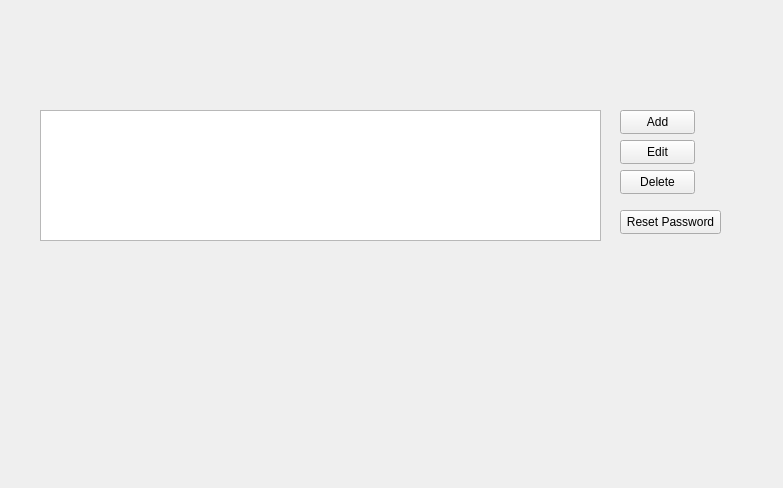
The window that usermanagerform.ui (thenewcoder/school-administration-system) describes before a commit, drawn with Qt 5.
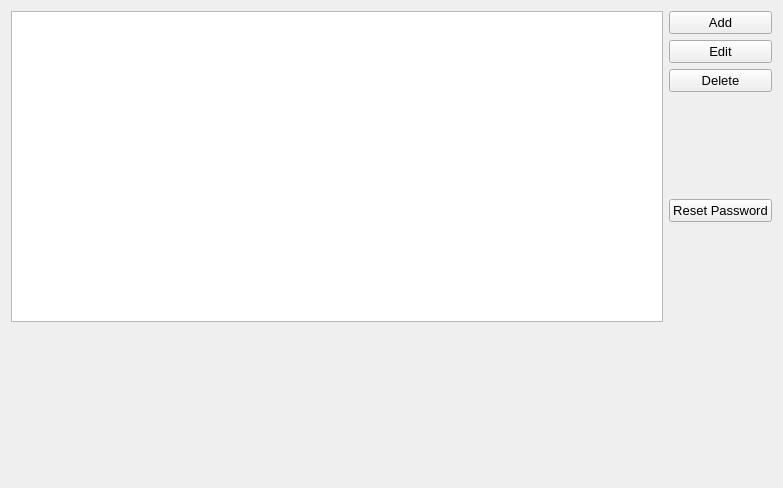
The same window after the commit.

Commit message: Added layout constraints

The edit to the form file:
```diff
--- a/usermanagerform.ui
+++ b/usermanagerform.ui
@@ -10,71 +10,100 @@
     <height>488</height>
    </rect>
   </property>
+  <property name="font">
+   <font>
+    <pointsize>10</pointsize>
+   </font>
+  </property>
   <property name="windowTitle">
    <string>Form</string>
   </property>
+  <layout class="QGridLayout" name="gridLayout" rowstretch="2,1" columnstretch="0">
+   <item row="0" column="0">
+    <layout class="QHBoxLayout" name="horizontalLayout">
+     <item>
   <widget class="QTableView" name="tvUsers">
-   <property name="geometry">
-    <rect>
-     <x>40</x>
-     <y>110</y>
-     <width>561</width>
-     <height>131</height>
-    </rect>
-   </property>
-  </widget>
-  <widget class="QPushButton" name="btnEdit">
-   <property name="geometry">
-    <rect>
-     <x>620</x>
-     <y>140</y>
-     <width>75</width>
-     <height>24</height>
-    </rect>
-   </property>
-   <property name="text">
-    <string>Edit</string>
-   </property>
-  </widget>
+       <property name="font">
+        <font>
+         <pointsize>11</pointsize>
+        </font>
+       </property>
+      </widget>
+     </item>
+     <item>
+      <layout class="QVBoxLayout" name="verticalLayout">
+       <item>
   <widget class="QPushButton" name="btnAdd">
-   <property name="geometry">
-    <rect>
-     <x>620</x>
-     <y>110</y>
-     <width>75</width>
-     <height>24</height>
-    </rect>
-   </property>
    <property name="text">
     <string>Add</string>
    </property>
   </widget>
+       </item>
+       <item>
+        <widget class="QPushButton" name="btnEdit">
+         <property name="text">
+          <string>Edit</string>
+         </property>
+        </widget>
+       </item>
+       <item>
   <widget class="QPushButton" name="btnDelete">
-   <property name="geometry">
-    <rect>
-     <x>620</x>
-     <y>170</y>
-     <width>75</width>
-     <height>24</height>
-    </rect>
-   </property>
    <property name="text">
     <string>Delete</string>
    </property>
   </widget>
+       </item>
+       <item>
+        <spacer name="verticalSpacer">
+         <property name="orientation">
+          <enum>Qt::Vertical</enum>
+         </property>
+         <property name="sizeHint" stdset="0">
+          <size>
+           <width>20</width>
+           <height>40</height>
+          </size>
+         </property>
+        </spacer>
+       </item>
+       <item>
   <widget class="QPushButton" name="btnResetPassword">
-   <property name="geometry">
-    <rect>
-     <x>620</x>
-     <y>210</y>
-     <width>101</width>
-     <height>24</height>
-    </rect>
-   </property>
    <property name="text">
     <string>Reset Password</string>
    </property>
   </widget>
+       </item>
+       <item>
+        <spacer name="verticalSpacer_3">
+         <property name="orientation">
+          <enum>Qt::Vertical</enum>
+         </property>
+         <property name="sizeHint" stdset="0">
+          <size>
+           <width>20</width>
+           <height>40</height>
+          </size>
+         </property>
+        </spacer>
+       </item>
+      </layout>
+     </item>
+    </layout>
+   </item>
+   <item row="1" column="0">
+    <spacer name="verticalSpacer_2">
+     <property name="orientation">
+      <enum>Qt::Vertical</enum>
+     </property>
+     <property name="sizeHint" stdset="0">
+      <size>
+       <width>20</width>
+       <height>40</height>
+      </size>
+     </property>
+    </spacer>
+   </item>
+  </layout>
  </widget>
  <tabstops>
   <tabstop>tvUsers</tabstop>
```
Lines whose indentation alone changed are shown as unchanged. The commit also changes 8 other files.
